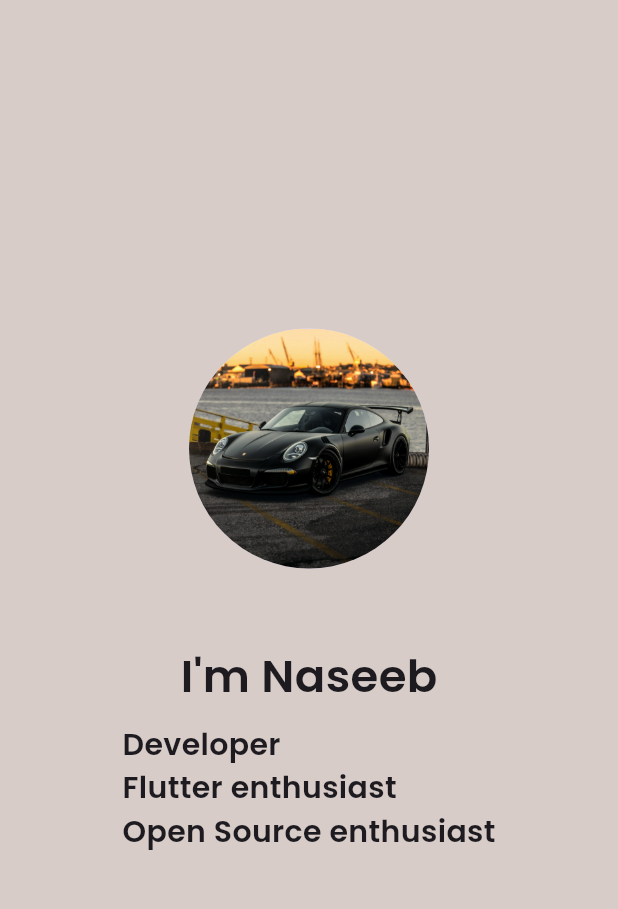
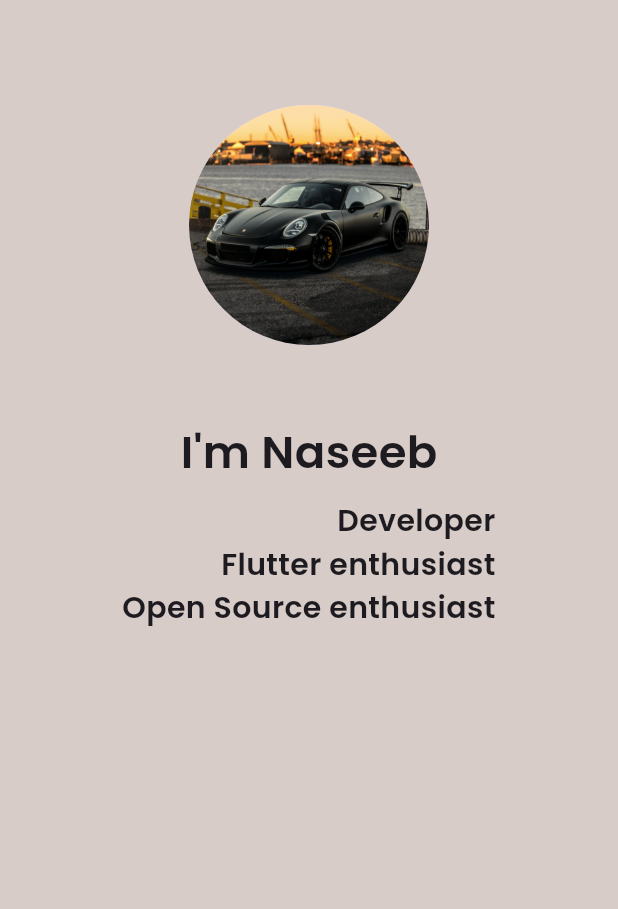
Before and after one commit to naseebnaushad/portfolio, a Flutter app: the screen it shows after launch, on a phone screen of 412 x 824 dp, the part 84-993 px from its top. Run offline on Flutter 3.47's test engine with Material 3 defaults, Android fonts, the phone set to English and light mode, and no system bars; our stand-ins replace google_fonts; Roboto replaces fonts that are missing (Playfair).

Commit message:
Profile changes

```diff
--- a/lib/main.dart
+++ b/lib/main.dart
@@ -33,9 +33,10 @@ class MyApp extends StatelessWidget {
           width: double.infinity,
           height: double.infinity,
           child: Column(
-            mainAxisAlignment: MainAxisAlignment.center,
+            mainAxisAlignment: MainAxisAlignment.start,
             crossAxisAlignment: CrossAxisAlignment.center,
             children: [
+              SizedBox(height: 50,),
               Padding(
                 padding: const EdgeInsets.all(20.0),
                 child: CircleAvatar(
@@ -58,6 +59,7 @@ class MyApp extends StatelessWidget {
               ),
               SizedBox(height: 10),
               Text(
+                textDirection: TextDirection.rtl,
                 'Developer \n'
                 'Flutter enthusiast \n'
                 'Open Source enthusiast',
```
